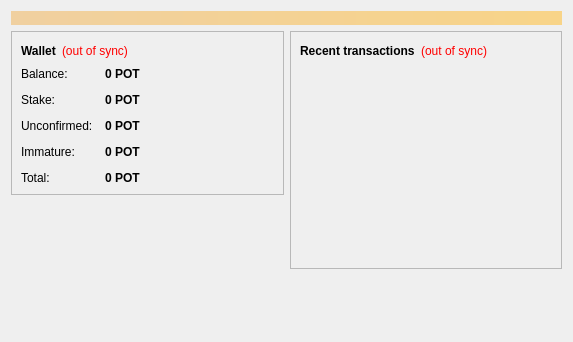
The window that src/qt/forms/overviewpage.ui (potcoin/Potcoin) describes before a commit, drawn with Qt 5.
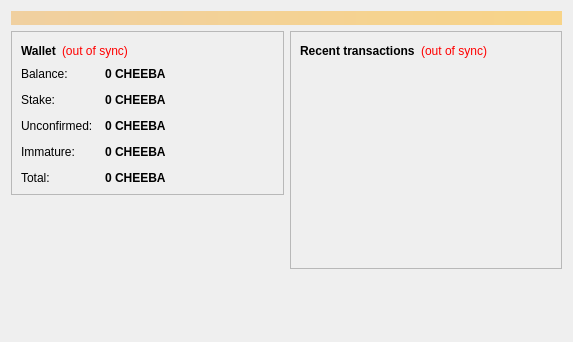
The same window after the commit. Icons and pictures are not drawn.

Diff of the .ui file:
```diff
--- a/src/qt/forms/overviewpage.ui
+++ b/src/qt/forms/overviewpage.ui
@@ -122,7 +122,7 @@
                <string>Your current balance</string>
               </property>
               <property name="text">
-               <string notr="true">0 POT</string>
+               <string notr="true">0 CHEEBA</string>
               </property>
               <property name="textInteractionFlags">
                <set>Qt::LinksAccessibleByMouse|Qt::TextSelectableByKeyboard|Qt::TextSelectableByMouse</set>
@@ -151,7 +151,7 @@
                <string>Total of coins that were staked and do not yet count toward the current balance</string>
               </property>
               <property name="text">
-               <string notr="true">0 POT</string>
+               <string notr="true">0 CHEEBA</string>
               </property>
               <property name="textInteractionFlags">
                <set>Qt::LinksAccessibleByMouse|Qt::TextSelectableByKeyboard|Qt::TextSelectableByMouse</set>
@@ -180,7 +180,7 @@
                <string>Total of transactions that have yet to be confirmed, and do not yet count toward the current balance</string>
               </property>
               <property name="text">
-               <string notr="true">0 POT</string>
+               <string notr="true">0 CHEEBA</string>
               </property>
               <property name="textInteractionFlags">
                <set>Qt::LinksAccessibleByMouse|Qt::TextSelectableByKeyboard|Qt::TextSelectableByMouse</set>
@@ -206,7 +206,7 @@
                <string>Mined balance that has not yet matured</string>
               </property>
               <property name="text">
-               <string notr="true">0 POT</string>
+               <string notr="true">0 CHEEBA</string>
               </property>
               <property name="textInteractionFlags">
                <set>Qt::LinksAccessibleByMouse|Qt::TextSelectableByKeyboard|Qt::TextSelectableByMouse</set>
@@ -232,7 +232,7 @@
                <string>Your current total balance</string>
               </property>
               <property name="text">
-               <string notr="true">0 POT</string>
+               <string notr="true">0 CHEEBA</string>
               </property>
               <property name="textInteractionFlags">
                <set>Qt::LinksAccessibleByMouse|Qt::TextSelectableByKeyboard|Qt::TextSelectableByMouse</set>
```
Left out of the diff: 4 changed lines with no effect on the pictures.
